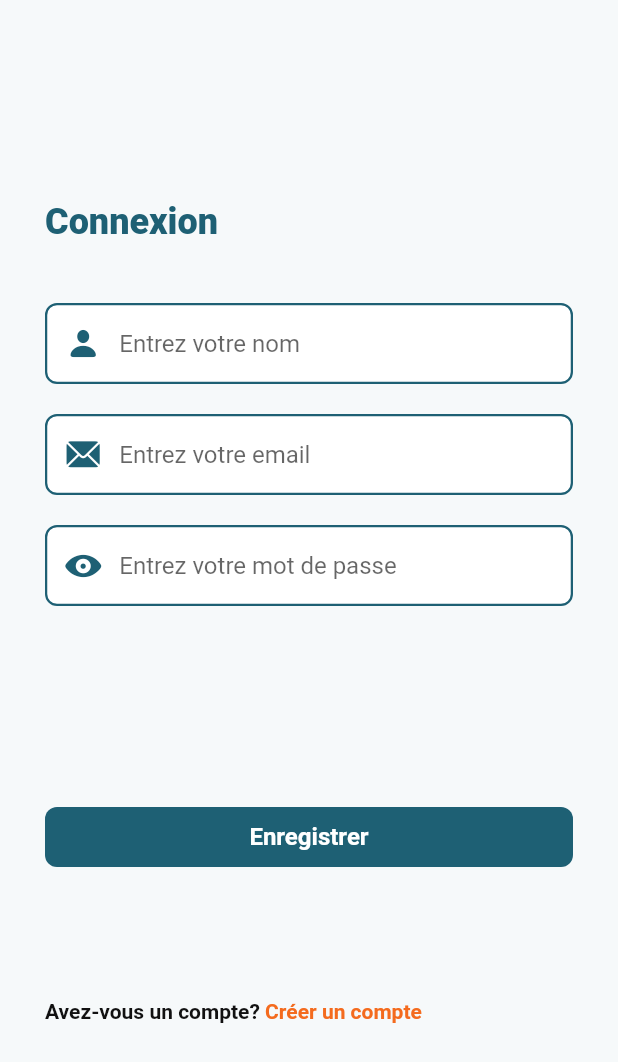
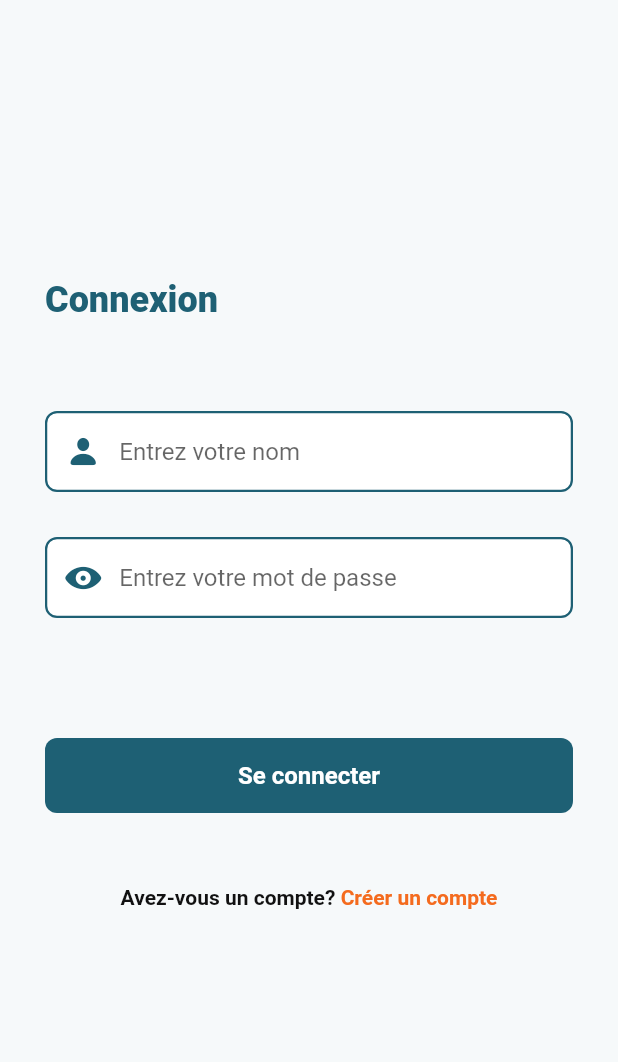
Before and after one commit to Keep-project/frontend-pharmacy, a Flutter app: the screen it shows after launch, on a phone screen of 412 x 824 dp. Shown: the top 1062 px of the screen. Run offline on Flutter 3.47's test engine with Material 2 defaults, Android fonts, the phone set to English and light mode, and no system bars; our stand-ins replace dio, get, shared_preferences.

Commit message:
Initialisation de la page d'accueil

```diff
--- /dev/null
+++ b/lib/components/custom_text_field.dart
@@ -0,0 +1,46 @@
+
+import 'package:flutter/material.dart';
+import 'package:pharmacy_app/core/app_colors.dart';
+import 'package:pharmacy_app/core/app_sizes.dart';
+
+
+class CustomTextField extends StatelessWidget {
+  final Function(String string)? onChanged;
+  final String? hintText;
+  final IconData? iconData;
+  final Function()? onTap;
+  const CustomTextField({
+    Key? key,
+    this.onChanged,
+    this.hintText,
+    this.iconData, this.onTap,
+  }) : super(key: key);
+
+  @override
+  Widget build(BuildContext context) {
+    return Container(
+      decoration: BoxDecoration(
+        color: Colors.white,
+        border: Border.all(
+          width: 1.5,
+          color: kTextColor,
+        ),
+        borderRadius: BorderRadius.circular(kDefaultRadius - 2),
+      ),
+      child: TextField(
+        onChanged: (String value) {
+          onChanged!(value);
+        },
+        decoration: InputDecoration(
+            prefixIcon: InkWell(
+              onTap: (){onTap!();},
+              child: Icon(iconData!, color: kTextColor)),
+            enabledBorder: InputBorder.none,
+            focusedBorder: InputBorder.none,
+            hintText: hintText,
+            contentPadding: const EdgeInsets.only(
+                left: 10, top: 16, bottom: 16, right: 10)),
+      ),
+    );
+  }
+}
--- a/lib/core/app_colors.dart
+++ b/lib/core/app_colors.dart
@@ -2,7 +2,7 @@
 
 import 'package:flutter/material.dart';
 
-const kColorWhite = Color(0xFFFFFFFF);
+const kWhiteColor = Color(0xFFFFFFFF);
 
 const MaterialColor kPrimaryColor = MaterialColor(
   0xFF0C9869,
@@ -22,5 +22,6 @@ const MaterialColor kPrimaryColor = MaterialColor(
 
 const kBackgroundColor = Color(0xFFF6F9FA);
 const kTextColor = Color(0xFF1E6074);
+const kGreyColor = Color(0xFFF6F9FA);
 const kDarkColor = Color.fromARGB(255, 17, 17, 17);
 const kOrangeColor = Color(0xFFF46B1E);
--- a/lib/router/app_pages.dart
+++ b/lib/router/app_pages.dart
@@ -2,6 +2,7 @@
 
 import 'package:get/get.dart';
 import 'package:pharmacy_app/router/app_router.dart';
+import 'package:pharmacy_app/screens/home/home.dart';
 import 'package:pharmacy_app/screens/login/login.dart';
 import 'package:pharmacy_app/screens/register/register.dart';
 
@@ -18,6 +19,11 @@ class AppPages {
       page: () => const RegisterScreen(),
       binding: RegisterScreenBinding()
     ),
+    GetPage(
+      name: AppRoutes.HOME,
+      page: () => const HomeScreen(),
+      binding: HomeScreenBinding(),
+    ),
 
   ];
 }
--- a/lib/router/app_router.dart
+++ b/lib/router/app_router.dart
@@ -6,4 +6,5 @@
 class AppRoutes {
   static const String LOGIN = "/login";
   static const String REGISTER = "/register";
+  static const String HOME = "/home";
 }
--- /dev/null
+++ b/lib/screens/home/home.dart
@@ -0,0 +1,3 @@
+export './home_binding.dart';
+export './home_controller.dart';
+export './home_screen.dart';
--- /dev/null
+++ b/lib/screens/home/home_binding.dart
@@ -0,0 +1,11 @@
+
+import 'package:get/get.dart';
+import 'package:pharmacy_app/screens/home/home.dart';
+
+class HomeScreenBinding extends Bindings{
+
+  @override
+  void dependencies(){
+    Get.lazyPut<HomeScreenController>(() => HomeScreenController());
+  }
+}
--- /dev/null
+++ b/lib/screens/home/home_controller.dart
@@ -0,0 +1,5 @@
+import 'package:get/get.dart';
+
+class HomeScreenController extends GetxController{
+
+}
--- a/lib/screens/login/login_screen.dart
+++ b/lib/screens/login/login_screen.dart
@@ -3,6 +3,7 @@
 import 'package:flutter/cupertino.dart';
 import 'package:flutter/material.dart';
 import 'package:get/get.dart';
+import 'package:pharmacy_app/components/custom_text_field.dart';
 import 'package:pharmacy_app/core/app_colors.dart';
 import 'package:pharmacy_app/core/app_sizes.dart';
 import 'package:pharmacy_app/router/app_router.dart';
@@ -16,7 +17,7 @@ class LoginScreen extends StatelessWidget {
       child: Scaffold(
         body: SingleChildScrollView(
           child: Container(
-            height: Get.height,
+            height: Get.height-24,
             padding:
                 const EdgeInsets.symmetric(horizontal: kDefaultPadding * 1.5),
             child: Column(
@@ -31,7 +32,7 @@ class LoginScreen extends StatelessWidget {
                     fontWeight: FontWeight.w900,
                   ),
                 ),
-                const SizedBox(height: kDefaultPadding * 2),
+                const SizedBox(height: kDefaultPadding*3,),
                 CustomTextField(
                   onChanged: (string) {
                     print(string);
@@ -40,16 +41,7 @@ class LoginScreen extends StatelessWidget {
                   hintText: "Entrez votre nom",
                   iconData: CupertinoIcons.person_fill,
                 ),
-                const SizedBox(height: kDefaultPadding),
-                CustomTextField(
-                  onChanged: (string) {
-                    print(string);
-                  },
-                  onTap:(){},
-                  hintText: "Entrez votre email",
-                  iconData: CupertinoIcons.mail_solid,
-                ),
-                const SizedBox(height: kDefaultPadding),
+                const SizedBox(height: kDefaultPadding*1.5),
                 CustomTextField(
                   onChanged: (string) {
                     print(string);
@@ -58,26 +50,30 @@ class LoginScreen extends StatelessWidget {
                   hintText: "Entrez votre mot de passe",
                   iconData: CupertinoIcons.eye_fill,
                 ),
-                const Spacer(),
-                Container(
-                  height: 40,
+                const SizedBox(height: kDefaultPadding*4),
+                InkWell(
+                  onTap: (){Get.toNamed(AppRoutes.HOME);},
+                  child: Container(
+                    height: 50,
                     decoration: BoxDecoration(
                       color: kTextColor,
                       borderRadius: BorderRadius.circular(kDefaultRadius - 2),
                     ),
                     child: const Center(
                       child: Text(
-                      "Enregistrer",
+                        "Se connecter",
                         style: TextStyle(
-                        color: kColorWhite,
+                          color: kWhiteColor,
                           fontSize: 16,
                           fontWeight: FontWeight.w600,
                         ),
                       ),
                     ),
                   ),
-                const SizedBox(height: kDefaultPadding*4,),
+                ),
+                const SizedBox(height: kDefaultPadding*2,),
                 Row(
+                  mainAxisAlignment: MainAxisAlignment.center,
                   children: [
                     const Text(
                       "Avez-vous un compte? ",
@@ -112,44 +108,3 @@ class LoginScreen extends StatelessWidget {
     );
   }
 }
-
-class CustomTextField extends StatelessWidget {
-  final Function(String string)? onChanged;
-  final String? hintText;
-  final IconData? iconData;
-  final Function()? onTap;
-  const CustomTextField({
-    Key? key,
-    this.onChanged,
-    this.hintText,
-    this.iconData, this.onTap,
-  }) : super(key: key);
-
-  @override
-  Widget build(BuildContext context) {
-    return Container(
-      decoration: BoxDecoration(
-        color: Colors.white,
-        border: Border.all(
-          width: 1.5,
-          color: kTextColor,
-        ),
-        borderRadius: BorderRadius.circular(kDefaultRadius - 2),
-      ),
-      child: TextField(
-        onChanged: (String value) {
-          onChanged!(value);
-        },
-        decoration: InputDecoration(
-            prefixIcon: InkWell(
-              onTap: (){onTap!();},
-              child: Icon(iconData!, color: kTextColor)),
-            enabledBorder: InputBorder.none,
-            focusedBorder: InputBorder.none,
-            hintText: hintText,
-            contentPadding: const EdgeInsets.only(
-                left: 10, top: 16, bottom: 16, right: 10)),
-      ),
-    );
-  }
-}
```
Also changed, not shown: lib/screens/home/home_screen.dart (added, +43 -0 lines), lib/screens/register/register_screen.dart (+82 -3 lines). Lines whose indentation alone changed are shown as unchanged.
